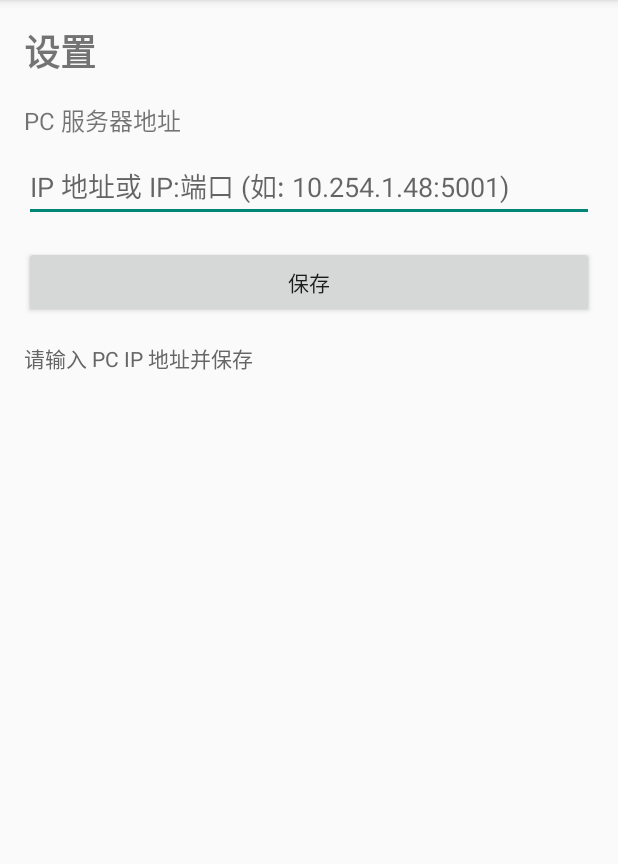
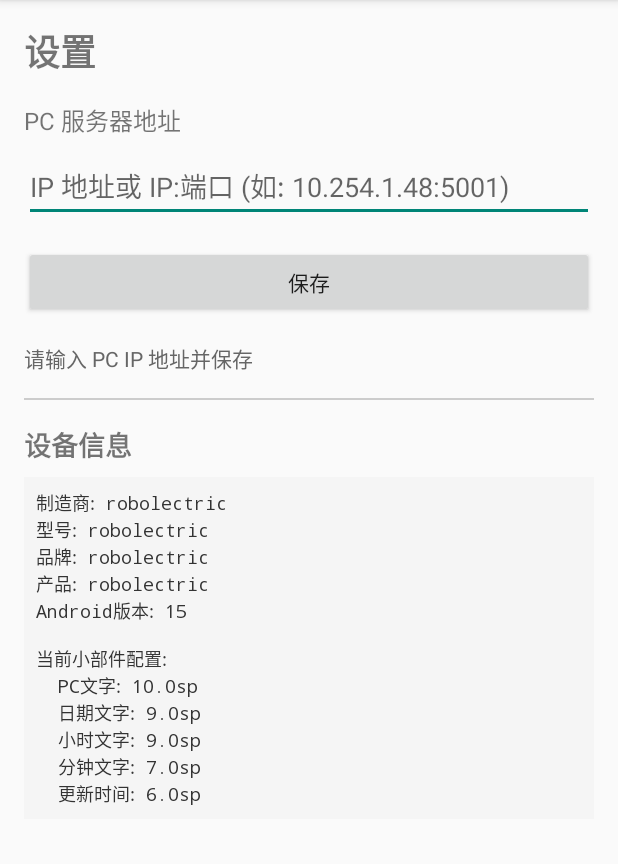
Before and after one commit to windy003/P_A_PC_SMTR_WAA, an Android app: the screen it shows after launch (MainActivity), on a phone screen of 412 x 824 dp, the part 84-948 px from its top. Run offline under Robolectric (Android 15) with nearby library versions, the phone set to English and light mode, and no system bars.

Commit message:
调整了字体

```diff
--- a/android_app/app/build.gradle
+++ b/android_app/app/build.gradle
@@ -12,7 +12,7 @@ android {
         minSdk 26
         targetSdk 34
         versionCode 1
-        versionName "2025/12/9-01"
+        versionName "2025/12/9-02"
     }
 
     buildTypes {
--- a/android_app/app/src/main/java/com/screenshot/monitor/MainActivity.kt
+++ b/android_app/app/src/main/java/com/screenshot/monitor/MainActivity.kt
@@ -12,7 +12,9 @@ import androidx.work.PeriodicWorkRequestBuilder
 import androidx.work.WorkManager
 import com.screenshot.monitor.api.ApiService
 import com.screenshot.monitor.widget.ScreenshotWidgetProvider
+import com.screenshot.monitor.widget.DeviceConfig
 import com.screenshot.monitor.worker.UpdateWorker
+import android.os.Build
 import kotlinx.coroutines.CoroutineScope
 import kotlinx.coroutines.Dispatchers
 import kotlinx.coroutines.launch
@@ -27,6 +29,7 @@ class MainActivity : AppCompatActivity() {
     private lateinit var editPcIp: EditText
     private lateinit var btnSave: Button
     private lateinit var textStatus: TextView
+    private lateinit var textDeviceInfo: TextView
 
     override fun onCreate(savedInstanceState: Bundle?) {
         super.onCreate(savedInstanceState)
@@ -35,6 +38,10 @@ class MainActivity : AppCompatActivity() {
         editPcIp = findViewById(R.id.edit_pc_ip)
         btnSave = findViewById(R.id.btn_save)
         textStatus = findViewById(R.id.text_status)
+        textDeviceInfo = findViewById(R.id.text_device_info)
+
+        // 显示设备信息
+        displayDeviceInfo()
 
         // 加载保存的 IP
         val sharedPref = getSharedPreferences("settings", MODE_PRIVATE)
@@ -185,4 +192,24 @@ class MainActivity : AppCompatActivity() {
             }
         }
     }
+
+    private fun displayDeviceInfo() {
+        val deviceConfig = DeviceConfig.getDeviceConfig()
+        val deviceInfo = """
+            |制造商: ${Build.MANUFACTURER}
+            |型号: ${Build.MODEL}
+            |品牌: ${Build.BRAND}
+            |产品: ${Build.PRODUCT}
+            |Android版本: ${Build.VERSION.RELEASE}
+            |
+            |当前小部件配置:
+            |  PC文字: ${deviceConfig.pcTextSize}sp
+            |  日期文字: ${deviceConfig.dateTextSize}sp
+            |  小时文字: ${deviceConfig.hourTextSize}sp
+            |  分钟文字: ${deviceConfig.minuteTextSize}sp
+            |  更新时间: ${deviceConfig.updateTimeSize}sp
+        """.trimMargin()
+
+        textDeviceInfo.text = deviceInfo
+    }
 }
--- /dev/null
+++ b/android_app/app/src/main/java/com/screenshot/monitor/widget/DeviceConfig.kt
@@ -0,0 +1,144 @@
+package com.screenshot.monitor.widget
+
+import android.os.Build
+import android.util.Log
+
+/**
+ * 设备配置类 - 根据不同设备型号定制小部件显示参数
+ */
+data class WidgetStyleConfig(
+    val pcTextSize: Float,          // PC文字大小 (sp)
+    val dateTextSize: Float,        // 日期文字大小 (sp)
+    val hourTextSize: Float,        // 小时文字大小 (sp)
+    val minuteTextSize: Float,      // 分钟文字大小 (sp)
+    val updateTimeSize: Float,      // 更新时间文字大小 (sp)
+    val widgetPadding: Int          // 小部件内边距 (dp)
+)
+
+object DeviceConfig {
+    private const val TAG = "DeviceConfig"
+
+    // 默认配置
+    private val DEFAULT_CONFIG = WidgetStyleConfig(
+        pcTextSize = 10f,
+        dateTextSize = 9f,
+        hourTextSize = 9f,
+        minuteTextSize = 7f,
+        updateTimeSize = 6f,
+        widgetPadding = 4
+    )
+
+    // LG Wing 配置
+    private val LG_WING_CONFIG = WidgetStyleConfig(
+        pcTextSize = 15f,
+        dateTextSize = 15f,
+        hourTextSize = 15f,
+        minuteTextSize = 15f,
+        updateTimeSize = 15f,
+        widgetPadding = 5
+    )
+
+    // 小米 12 Pro 配置
+    private val XIAOMI_12_PRO_CONFIG = WidgetStyleConfig(
+        pcTextSize = 10f,
+        dateTextSize = 10f,
+        hourTextSize = 10f,
+        minuteTextSize = 10f,
+        updateTimeSize = 10f,
+        widgetPadding = 4
+    )
+
+    // 小米 Mix Fold 2 配置
+    private val XIAOMI_MIX_FOLD_2_CONFIG = WidgetStyleConfig(
+        pcTextSize = 12f,
+        dateTextSize = 11f,
+        hourTextSize = 11f,
+        minuteTextSize = 9f,
+        updateTimeSize = 7f,
+        widgetPadding = 6
+    )
+
+    /**
+     * 获取当前设备的配置
+     */
+    fun getDeviceConfig(): WidgetStyleConfig {
+        val deviceModel = Build.MODEL
+        val deviceManufacturer = Build.MANUFACTURER
+        val deviceBrand = Build.BRAND
+        val deviceProduct = Build.PRODUCT
+
+        Log.d(TAG, "========================================")
+        Log.d(TAG, "设备检测信息:")
+        Log.d(TAG, "  制造商 (MANUFACTURER): $deviceManufacturer")
+        Log.d(TAG, "  型号 (MODEL): $deviceModel")
+        Log.d(TAG, "  品牌 (BRAND): $deviceBrand")
+        Log.d(TAG, "  产品 (PRODUCT): $deviceProduct")
+        Log.d(TAG, "========================================")
+
+        val config = when {
+            // LG Wing
+            isLGWing(deviceManufacturer, deviceModel) -> {
+                Log.d(TAG, "✓ 匹配到: LG Wing")
+                Log.d(TAG, "  应用配置: pcText=${LG_WING_CONFIG.pcTextSize}sp, date=${LG_WING_CONFIG.dateTextSize}sp, hour=${LG_WING_CONFIG.hourTextSize}sp")
+                LG_WING_CONFIG
+            }
+            // 小米 12 Pro
+            isXiaomi12Pro(deviceManufacturer, deviceModel) -> {
+                Log.d(TAG, "✓ 匹配到: 小米 12 Pro")
+                Log.d(TAG, "  应用配置: pcText=${XIAOMI_12_PRO_CONFIG.pcTextSize}sp, date=${XIAOMI_12_PRO_CONFIG.dateTextSize}sp, hour=${XIAOMI_12_PRO_CONFIG.hourTextSize}sp")
+                XIAOMI_12_PRO_CONFIG
+            }
+            // 小米 Mix Fold 2
+            isXiaomiMixFold2(deviceManufacturer, deviceModel) -> {
+                Log.d(TAG, "✓ 匹配到: 小米 Mix Fold 2")
+                Log.d(TAG, "  应用配置: pcText=${XIAOMI_MIX_FOLD_2_CONFIG.pcTextSize}sp, date=${XIAOMI_MIX_FOLD_2_CONFIG.dateTextSize}sp, hour=${XIAOMI_MIX_FOLD_2_CONFIG.hourTextSize}sp")
+                XIAOMI_MIX_FOLD_2_CONFIG
+            }
+            else -> {
+                Log.w(TAG, "✗ 未匹配到已知设备，使用默认配置")
+                Log.d(TAG, "  应用配置: pcText=${DEFAULT_CONFIG.pcTextSize}sp, date=${DEFAULT_CONFIG.dateTextSize}sp, hour=${DEFAULT_CONFIG.hourTextSize}sp")
+                DEFAULT_CONFIG
+            }
+        }
+
+        Log.d(TAG, "========================================")
+        return config
+    }
+
+    /**
+     * 检测是否为 LG Wing
+     */
+    private fun isLGWing(manufacturer: String, model: String): Boolean {
+        return (manufacturer.equals("LG", ignoreCase = true) ||
+                manufacturer.equals("LGE", ignoreCase = true)) &&
+               (model.contains("Wing", ignoreCase = true) ||
+                model.contains("LM-F100", ignoreCase = true))
+    }
+
+    /**
+     * 检测是否为小米 12 Pro
+     */
+    private fun isXiaomi12Pro(manufacturer: String, model: String): Boolean {
+        return manufacturer.equals("Xiaomi", ignoreCase = true) &&
+               (model.contains("2201122C", ignoreCase = true) ||  // 国行版
+                model.contains("2201122G", ignoreCase = true) ||  // 全球版
+                model.contains("12 Pro", ignoreCase = true))
+    }
+
+    /**
+     * 检测是否为小米 Mix Fold 2
+     */
+    private fun isXiaomiMixFold2(manufacturer: String, model: String): Boolean {
+        return manufacturer.equals("Xiaomi", ignoreCase = true) &&
+               (model.contains("22061218C", ignoreCase = true) ||  // 国行版
+                model.contains("MIX Fold 2", ignoreCase = true) ||
+                model.contains("Mix Fold 2", ignoreCase = true))
+    }
+
+    /**
+     * 获取设备信息字符串（用于调试）
+     */
+    fun getDeviceInfo(): String {
+        return "设备: ${Build.MANUFACTURER} ${Build.MODEL} (Android ${Build.VERSION.RELEASE})"
+    }
+}
--- a/android_app/app/src/main/res/layout/activity_main.xml
+++ b/android_app/app/src/main/res/layout/activity_main.xml
@@ -1,7 +1,12 @@
 <?xml version="1.0" encoding="utf-8"?>
-<LinearLayout xmlns:android="http://schemas.android.com/apk/res/android"
+<ScrollView xmlns:android="http://schemas.android.com/apk/res/android"
     android:layout_width="match_parent"
     android:layout_height="match_parent"
+    android:fillViewport="true">
+
+<LinearLayout
+    android:layout_width="match_parent"
+    android:layout_height="wrap_content"
     android:orientation="vertical"
     android:padding="16dp">
 
@@ -43,4 +48,32 @@
         android:textSize="14sp"
         android:textColor="#666666" />
 
+    <View
+        android:layout_width="match_parent"
+        android:layout_height="1dp"
+        android:layout_marginTop="16dp"
+        android:layout_marginBottom="16dp"
+        android:background="#CCCCCC" />
+
+    <TextView
+        android:layout_width="match_parent"
+        android:layout_height="wrap_content"
+        android:text="设备信息"
+        android:textSize="18sp"
+        android:textStyle="bold"
+        android:layout_marginBottom="8dp" />
+
+    <TextView
+        android:id="@+id/text_device_info"
+        android:layout_width="match_parent"
+        android:layout_height="wrap_content"
+        android:text="正在检测设备..."
+        android:textSize="12sp"
+        android:fontFamily="monospace"
+        android:textColor="#333333"
+        android:background="#F5F5F5"
+        android:padding="8dp" />
+
 </LinearLayout>
+
+</ScrollView>
```
Also changed, not shown: android_app/app/src/main/java/com/screenshot/monitor/widget/ScreenshotWidgetProvider.kt (+47 -19 lines), android_app/app/src/main/res/layout/widget_screenshot.xml (+21 -19 lines).
